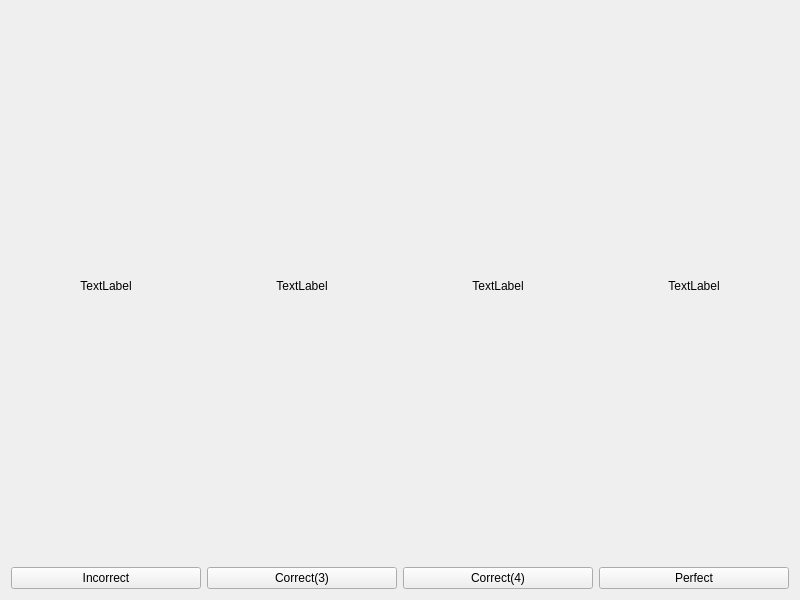
The window that studywindow.ui (HuangHuafeng/repeat) describes before a commit, drawn with Qt 5.
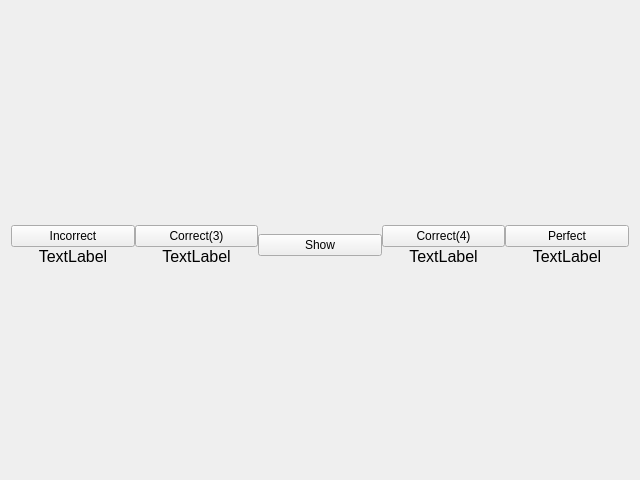
The same window after the commit.

Commit message: study window layout improved

Diff of the .ui file:
```diff
--- a/studywindow.ui
+++ b/studywindow.ui
@@ -9,8 +9,8 @@
    <rect>
     <x>0</x>
     <y>0</y>
-    <width>800</width>
-    <height>600</height>
+    <width>640</width>
+    <height>480</height>
    </rect>
   </property>
   <property name="windowTitle">
@@ -20,25 +20,33 @@
    <bool>true</bool>
   </property>
   <layout class="QVBoxLayout" name="verticalLayout_3">
+   <property name="spacing">
+    <number>0</number>
+   </property>
+   <property name="bottomMargin">
+    <number>0</number>
+   </property>
    <item>
     <layout class="QVBoxLayout" name="vlDefinition"/>
    </item>
    <item>
-    <layout class="QHBoxLayout" name="horizontalLayout">
+    <layout class="QHBoxLayout" name="horizontalDefinitionState" stretch="0,0,0,0,0">
+     <property name="sizeConstraint">
+      <enum>QLayout::SetDefaultConstraint</enum>
+     </property>
      <item>
       <layout class="QVBoxLayout" name="verticalLayout">
-       <item>
-        <widget class="QLabel" name="labelIncorrect">
-         <property name="text">
-          <string>TextLabel</string>
-         </property>
-         <property name="alignment">
-          <set>Qt::AlignCenter</set>
-         </property>
-        </widget>
-       </item>
+       <property name="spacing">
+        <number>0</number>
+       </property>
        <item>
         <widget class="QPushButton" name="pushIncorrect">
+         <property name="sizePolicy">
+          <sizepolicy hsizetype="Minimum" vsizetype="Fixed">
+           <horstretch>0</horstretch>
+           <verstretch>0</verstretch>
+          </sizepolicy>
+         </property>
          <property name="text">
           <string>Incorrect</string>
          </property>
@@ -47,22 +55,42 @@
          </property>
         </widget>
        </item>
+       <item>
+        <widget class="QLabel" name="labelIncorrect">
+         <property name="sizePolicy">
+          <sizepolicy hsizetype="Preferred" vsizetype="Fixed">
+           <horstretch>0</horstretch>
+           <verstretch>0</verstretch>
+          </sizepolicy>
+         </property>
+         <property name="font">
+          <font>
+           <pointsize>12</pointsize>
+          </font>
+         </property>
+         <property name="text">
+          <string>TextLabel</string>
+         </property>
+         <property name="alignment">
+          <set>Qt::AlignBottom|Qt::AlignHCenter</set>
+         </property>
+        </widget>
+       </item>
       </layout>
      </item>
      <item>
       <layout class="QVBoxLayout" name="verticalLayout_2">
-       <item>
-        <widget class="QLabel" name="labelCorrect3">
-         <property name="text">
-          <string>TextLabel</string>
-         </property>
-         <property name="alignment">
-          <set>Qt::AlignCenter</set>
-         </property>
-        </widget>
-       </item>
+       <property name="spacing">
+        <number>0</number>
+       </property>
        <item>
         <widget class="QPushButton" name="pushCorrect3">
+         <property name="sizePolicy">
+          <sizepolicy hsizetype="Minimum" vsizetype="Fixed">
+           <horstretch>0</horstretch>
+           <verstretch>0</verstretch>
+          </sizepolicy>
+         </property>
          <property name="text">
           <string>Correct(3)</string>
          </property>
@@ -71,22 +99,65 @@
          </property>
         </widget>
        </item>
+       <item>
+        <widget class="QLabel" name="labelCorrect3">
+         <property name="sizePolicy">
+          <sizepolicy hsizetype="Preferred" vsizetype="Fixed">
+           <horstretch>0</horstretch>
+           <verstretch>0</verstretch>
+          </sizepolicy>
+         </property>
+         <property name="font">
+          <font>
+           <pointsize>12</pointsize>
+          </font>
+         </property>
+         <property name="text">
+          <string>TextLabel</string>
+         </property>
+         <property name="alignment">
+          <set>Qt::AlignBottom|Qt::AlignHCenter</set>
+         </property>
+        </widget>
+       </item>
+      </layout>
+     </item>
+     <item>
+      <layout class="QVBoxLayout" name="verticalLayout_6">
+       <property name="spacing">
+        <number>0</number>
+       </property>
+       <item>
+        <widget class="QPushButton" name="pushShow">
+         <property name="sizePolicy">
+          <sizepolicy hsizetype="Minimum" vsizetype="Fixed">
+           <horstretch>0</horstretch>
+           <verstretch>0</verstretch>
+          </sizepolicy>
+         </property>
+         <property name="text">
+          <string>Show</string>
+         </property>
+         <property name="autoDefault">
+          <bool>false</bool>
+         </property>
+        </widget>
+       </item>
       </layout>
      </item>
      <item>
       <layout class="QVBoxLayout" name="verticalLayout_4">
+       <property name="spacing">
+        <number>0</number>
+       </property>
        <item>
-        <widget class="QLabel" name="labelCorrect4">
-         <property name="text">
-          <string>TextLabel</string>
+        <widget class="QPushButton" name="pushCorrect4">
+         <property name="sizePolicy">
+          <sizepolicy hsizetype="Minimum" vsizetype="Fixed">
+           <horstretch>0</horstretch>
+           <verstretch>0</verstretch>
+          </sizepolicy>
          </property>
-         <property name="alignment">
-          <set>Qt::AlignCenter</set>
-         </property>
-        </widget>
-       </item>
-       <item>
-        <widget class="QPushButton" name="pushCorrect">
          <property name="text">
           <string>Correct(4)</string>
          </property>
@@ -95,22 +166,42 @@
          </property>
         </widget>
        </item>
+       <item>
+        <widget class="QLabel" name="labelCorrect4">
+         <property name="sizePolicy">
+          <sizepolicy hsizetype="Preferred" vsizetype="Fixed">
+           <horstretch>0</horstretch>
+           <verstretch>0</verstretch>
+          </sizepolicy>
+         </property>
+         <property name="font">
+          <font>
+           <pointsize>12</pointsize>
+          </font>
+         </property>
+         <property name="text">
+          <string>TextLabel</string>
+         </property>
+         <property name="alignment">
+          <set>Qt::AlignBottom|Qt::AlignHCenter</set>
+         </property>
+        </widget>
+       </item>
       </layout>
      </item>
      <item>
       <layout class="QVBoxLayout" name="verticalLayout_5">
-       <item>
-        <widget class="QLabel" name="labelPerfect">
-         <property name="text">
-          <string>TextLabel</string>
-         </property>
-         <property name="alignment">
-          <set>Qt::AlignCenter</set>
-         </property>
-        </widget>
-       </item>
+       <property name="spacing">
+        <number>0</number>
+       </property>
        <item>
         <widget class="QPushButton" name="pushPerfect">
+         <property name="sizePolicy">
+          <sizepolicy hsizetype="Minimum" vsizetype="Fixed">
+           <horstretch>0</horstretch>
+           <verstretch>0</verstretch>
+          </sizepolicy>
+         </property>
          <property name="text">
           <string>Perfect</string>
          </property>
@@ -119,6 +210,27 @@
          </property>
         </widget>
        </item>
+       <item>
+        <widget class="QLabel" name="labelPerfect">
+         <property name="sizePolicy">
+          <sizepolicy hsizetype="Preferred" vsizetype="Fixed">
+           <horstretch>0</horstretch>
+           <verstretch>0</verstretch>
+          </sizepolicy>
+         </property>
+         <property name="font">
+          <font>
+           <pointsize>12</pointsize>
+          </font>
+         </property>
+         <property name="text">
+          <string>TextLabel</string>
+         </property>
+         <property name="alignment">
+          <set>Qt::AlignBottom|Qt::AlignHCenter</set>
+         </property>
+        </widget>
+       </item>
       </layout>
      </item>
     </layout>
```
Left out of the diff: 2 changed lines with no effect on the pictures. The commit also changes 16 other files.
